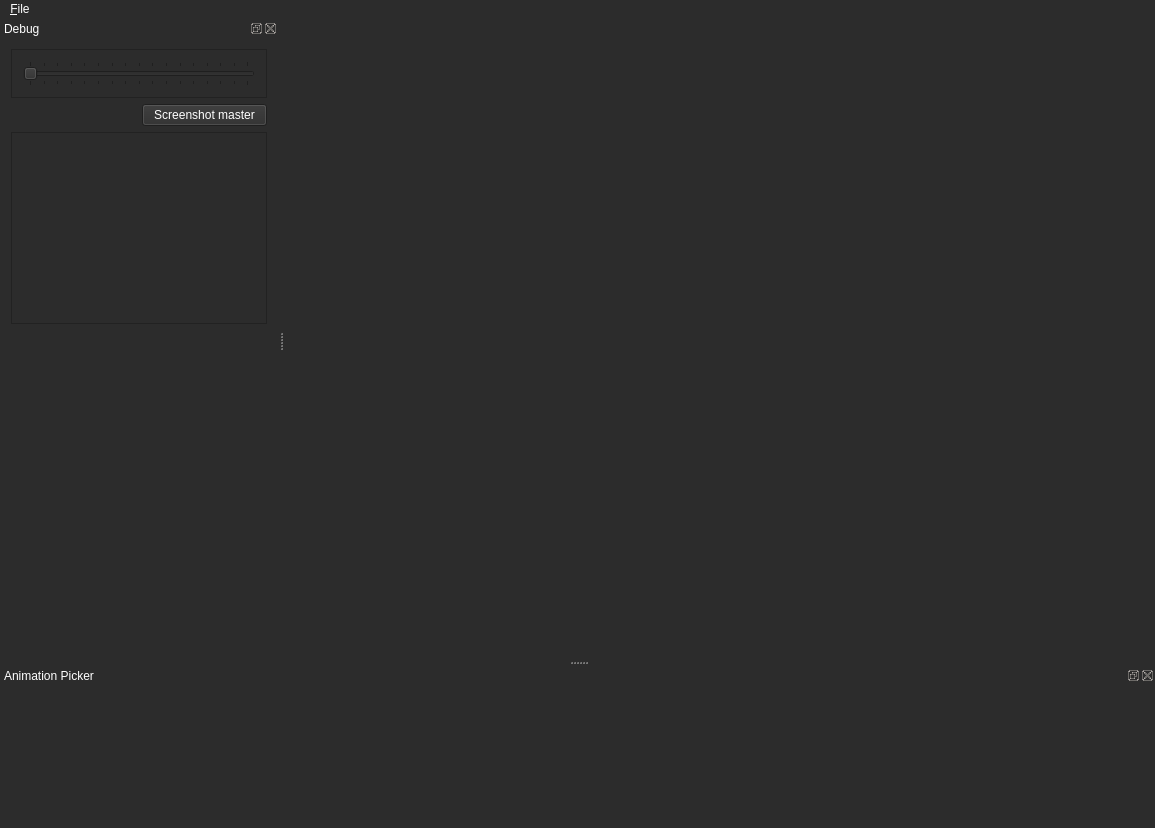
Qt form mainwindow.ui (minotor-org/minotor) before a commit.
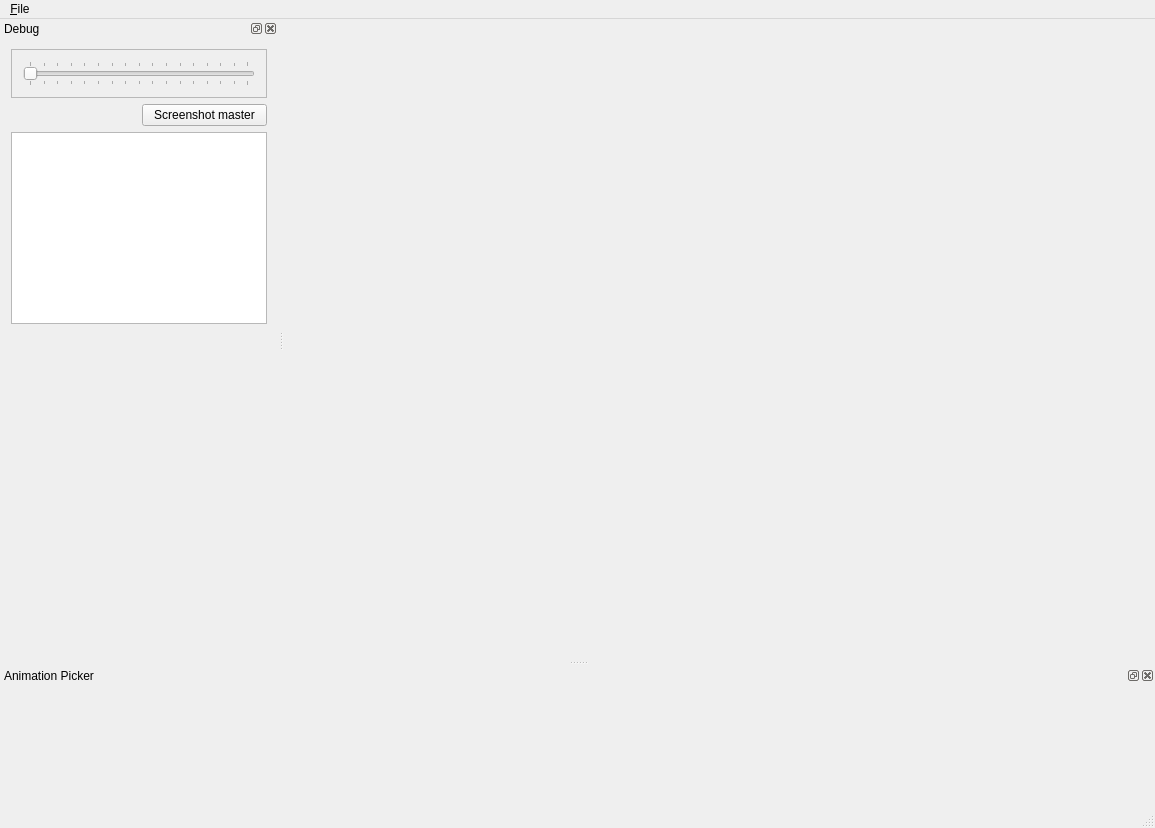
The same form after that commit.

Patch:
```diff
--- a/mainwindow.ui
+++ b/mainwindow.ui
@@ -13,9 +13,6 @@
   <property name="windowTitle">
    <string>Minotor</string>
   </property>
-  <property name="styleSheet">
-   <string notr="true">background-color:#2c2c2c;color:#ffffff;</string>
-  </property>
   <widget class="QWidget" name="centralWidget"/>
   <widget class="QMenuBar" name="menuBar">
    <property name="geometry">
```
